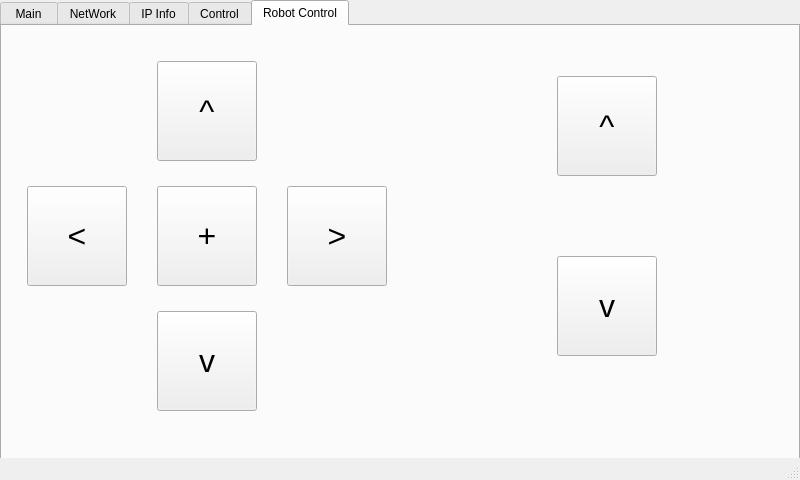
The window that mainwindow800*480.ui (wylnii/service-robot) describes before a commit, drawn with Qt 5.
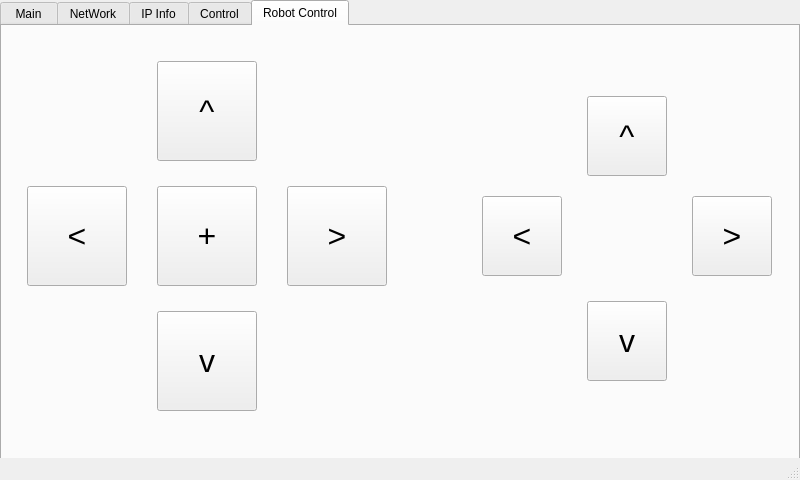
The same window after the commit. Icons and pictures are not drawn.

The edit to the form file:
```diff
--- a/mainwindow800*480.ui
+++ b/mainwindow800*480.ui
@@ -630,10 +630,10 @@
       <widget class="QToolButton" name="toolButton_headup">
        <property name="geometry">
         <rect>
-         <x>550</x>
-         <y>45</y>
-         <width>100</width>
-         <height>100</height>
+         <x>580</x>
+         <y>65</y>
+         <width>80</width>
+         <height>80</height>
         </rect>
        </property>
        <property name="font">
@@ -651,10 +651,10 @@
       <widget class="QToolButton" name="toolButton_headdown">
        <property name="geometry">
         <rect>
-         <x>550</x>
-         <y>225</y>
-         <width>100</width>
-         <height>100</height>
+         <x>580</x>
+         <y>270</y>
+         <width>80</width>
+         <height>80</height>
         </rect>
        </property>
        <property name="font">
@@ -669,11 +669,53 @@
         <string>v</string>
        </property>
       </widget>
+      <widget class="QToolButton" name="toolButton_headleft">
+       <property name="geometry">
+        <rect>
+         <x>475</x>
+         <y>165</y>
+         <width>80</width>
+         <height>80</height>
+        </rect>
+       </property>
+       <property name="font">
+        <font>
+         <pointsize>24</pointsize>
+        </font>
+       </property>
+       <property name="focusPolicy">
+        <enum>Qt::NoFocus</enum>
+       </property>
+       <property name="text">
+        <string>&lt;</string>
+       </property>
+      </widget>
+      <widget class="QToolButton" name="toolButton_headright">
+       <property name="geometry">
+        <rect>
+         <x>685</x>
+         <y>165</y>
+         <width>80</width>
+         <height>80</height>
+        </rect>
+       </property>
+       <property name="font">
+        <font>
+         <pointsize>24</pointsize>
+        </font>
+       </property>
+       <property name="focusPolicy">
+        <enum>Qt::NoFocus</enum>
+       </property>
+       <property name="text">
+        <string>&gt;</string>
+       </property>
+      </widget>
      </widget>
      <widget class="QToolButton" name="toolButton_charge">
       <property name="geometry">
        <rect>
-        <x>470</x>
+        <x>420</x>
         <y>305</y>
         <width>70</width>
         <height>90</height>
```
Left out of the diff: 14 changed lines with no effect on the pictures.
